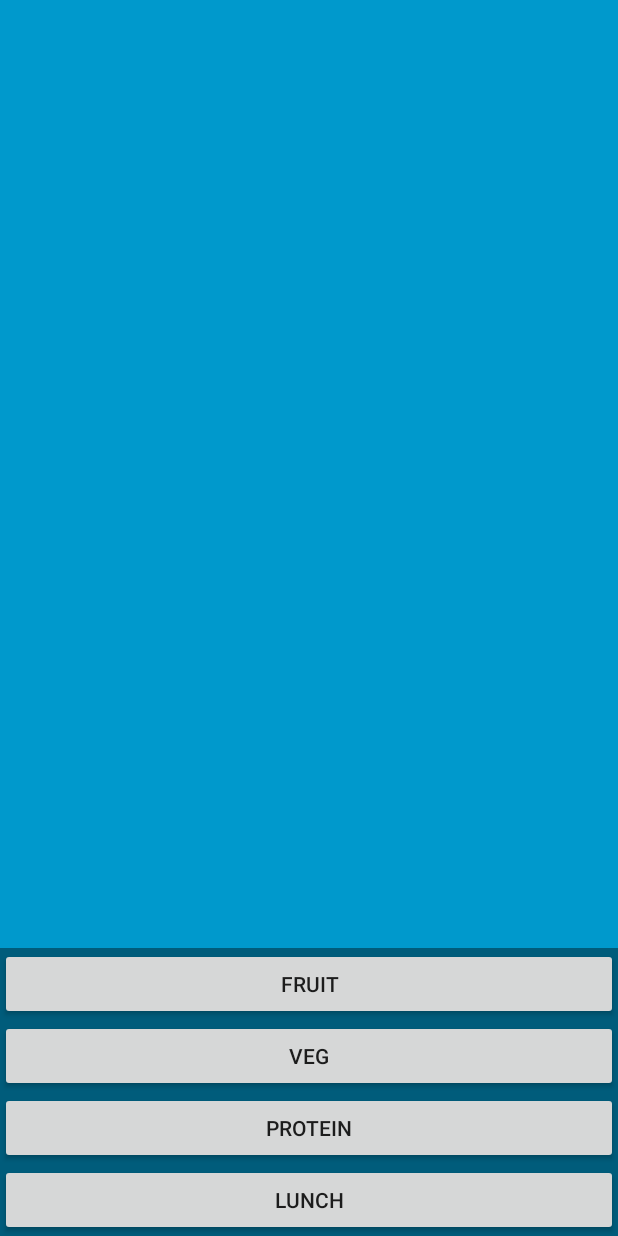
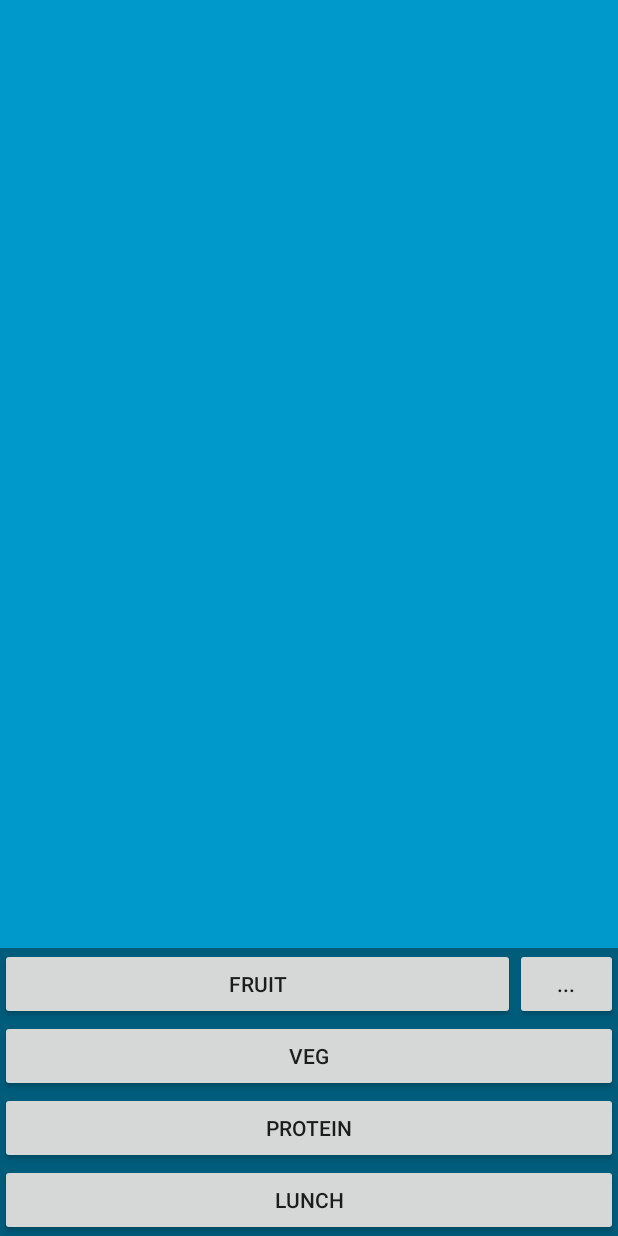
Before and after one commit to ChristianFieldhouse/RandomChoices, an Android app: the screen it shows after launch (FullscreenActivity), on a phone screen of 412 x 824 dp. Run offline under Robolectric (Android 15) with nearby library versions, the phone set to English and light mode, and no system bars.

Commit message:
Now user can add items to the fruit category - user lists are saved on disk

```diff
--- a/app/src/main/java/com/example/randomchoices/FullscreenActivity.java
+++ b/app/src/main/java/com/example/randomchoices/FullscreenActivity.java
@@ -2,9 +2,13 @@ package com.example.randomchoices;
 
 import androidx.appcompat.app.AppCompatActivity;
 
+import android.content.Context;
+import android.content.SharedPreferences;
 import android.os.Bundle;
+import android.view.KeyEvent;
 import android.view.View;
 import android.widget.Button;
+import android.widget.EditText;
 import android.widget.TextView;
 
 import java.util.ArrayList;
@@ -20,8 +24,6 @@ import static android.view.View.SYSTEM_UI_FLAG_IMMERSIVE_STICKY;
  * status bar and navigation/system bar) with user interaction.
  */
 public class FullscreenActivity extends AppCompatActivity {
-
-    private View mChoiceFrame;
     private ArrayList<String> fruit_array = new ArrayList<>(Arrays.asList(
             "Apples",
             "Oranges",
@@ -76,17 +78,75 @@ public class FullscreenActivity extends AppCompatActivity {
             "Tortilla"
     ));
 
+    private ArrayList<String> categories = new ArrayList<>(Arrays.asList(
+            "fruit",
+            "veg",
+            "protein",
+            "lunch"
+    ));
+
+    // default options
+    private ArrayList<ArrayList<String>> data = new ArrayList<>(Arrays.asList(
+            fruit_array,
+            veg_array,
+            protein_array,
+            lunch_array
+    ));
+
+    public boolean saveArray(String[] array, String arrayName, Context mContext) {
+        SharedPreferences prefs = mContext.getSharedPreferences(
+                getString(R.string.preference_file_key),  Context.MODE_PRIVATE);
+        SharedPreferences.Editor editor = prefs.edit();
+        editor.putInt(arrayName +"_size", array.length);
+        for(int i=0;i<array.length;i++)
+            editor.putString(arrayName + "_" + i, array[i]);
+        return editor.commit();
+    }
+    public String[] loadArray(String arrayName, Context mContext) {
+        SharedPreferences prefs = mContext.getSharedPreferences(
+                getString(R.string.preference_file_key),  Context.MODE_PRIVATE);
+        int size = prefs.getInt(arrayName + "_size", 0);
+        String array[] = new String[size];
+        for(int i=0;i<size;i++)
+            array[i] = prefs.getString(arrayName + "_" + i, null);
+        return array;
+    }
+
+    private void setResponse(String category){
+        int index = categories.indexOf(category);
+        mResponseText.setText(data.get(index).get(generator.nextInt(data.get(index).size())));
+    }
+
     private View mResponseFrame;
+    private View mChoiceFrame;
+    private View mOptionsFrame;
+    private String options_category;
     private TextView mResponseText;
     private Random generator;
     @Override
     protected void onCreate(Bundle savedInstanceState) {
         super.onCreate(savedInstanceState);
         setContentView(R.layout.activity_fullscreen);
+        final Context context = getApplicationContext();
+
+        ArrayList<String> saved_categories = new ArrayList<>(Arrays.asList(loadArray("categories", context)));
+        if (saved_categories.size() > 0){
+            categories = saved_categories;
+            data = new ArrayList<>(categories.size());
+        }
+
+        for (String category: categories){
+            ArrayList<String> saved_list =  new ArrayList<>(Arrays.asList(loadArray(category, context)));
+            if(saved_list.size() > 0){
+                data.set(categories.indexOf(category), saved_list);
+            }
+        }
+
         generator = new Random();
 
         mChoiceFrame = findViewById(R.id.product_choice_frame);
         mResponseFrame = findViewById(R.id.response_frame);
+        mOptionsFrame = findViewById(R.id.options_frame);
         mResponseText = findViewById(R.id.response_text);
 
         View decorView = getWindow().getDecorView();
@@ -104,34 +164,65 @@ public class FullscreenActivity extends AppCompatActivity {
         final Button fruit_button = findViewById(R.id.fruit_button);
         fruit_button.setOnClickListener(new View.OnClickListener() {
             public void onClick(View v) {
-                mResponseText.setText(fruit_array.get(generator.nextInt(fruit_array.size())));
+                setResponse("fruit");
                 showResponse();
             }
         });
         final Button veg_button = findViewById(R.id.veg_button);
         veg_button.setOnClickListener(new View.OnClickListener() {
             public void onClick(View v) {
-                mResponseText.setText(veg_array.get(generator.nextInt(veg_array.size())));
+                setResponse("veg");
                 showResponse();
             }
         });
         final Button lunch_button = findViewById(R.id.lunch_button);
         lunch_button.setOnClickListener(new View.OnClickListener() {
             public void onClick(View v) {
-                mResponseText.setText(lunch_array.get(generator.nextInt(lunch_array.size())));
+                setResponse("lunch");
                 showResponse();
             }
         });
         final Button protein_button = findViewById(R.id.protein_button);
         protein_button.setOnClickListener(new View.OnClickListener() {
             public void onClick(View v) {
-                mResponseText.setText(protein_array.get(generator.nextInt(protein_array.size())));
+                setResponse("protein");
                 showResponse();
             }
         });
 
         final Button acknowledge_button = findViewById(R.id.acknowledge_button);
         acknowledge_button.setOnClickListener(new View.OnClickListener() {
+            public void onClick(View v) {
+                showChoices();
+            }
+        });
+
+        final Button fruit_options_button = findViewById(R.id.fruit_options);
+        fruit_options_button.setOnClickListener(new View.OnClickListener() {
+            public void onClick(View v) {
+                showOptions("fruit");
+            }
+        });
+
+        final EditText add_option_text_input = (EditText) findViewById(R.id.add_option_text_input);
+        add_option_text_input.setOnKeyListener(new View.OnKeyListener() {
+            public boolean onKey(View v, int keyCode, KeyEvent event) {
+                // If the event is a key-down event on the "enter" button
+                if ((event.getAction() == KeyEvent.ACTION_DOWN) &&
+                        (keyCode == KeyEvent.KEYCODE_ENTER)) {
+                    // Perform action on key press
+
+                    data.get(categories.indexOf(options_category)).add(add_option_text_input.getText().toString());
+                    saveArray(data.get(categories.indexOf(options_category)).toArray(new String[0]), options_category, context);
+                    return true;
+                }
+
+                return false;
+            }
+        });
+
+        final Button save_options_button = findViewById(R.id.save_options_button);
+        save_options_button.setOnClickListener(new View.OnClickListener() {
             public void onClick(View v) {
                 showChoices();
             }
@@ -148,11 +239,19 @@ public class FullscreenActivity extends AppCompatActivity {
     protected void showResponse(){
         mResponseFrame.setVisibility(View.VISIBLE);
         mChoiceFrame.setVisibility(View.GONE);
+        //mOptionsFrame.setVisibility(View.VISIBLE);
     }
 
     protected void showChoices(){
+        mOptionsFrame.setVisibility(View.GONE);
         mResponseFrame.setVisibility(View.GONE);
         mChoiceFrame.setVisibility(View.VISIBLE);
+    }
+
+    protected void showOptions(String category){
+        options_category = category;
+        mChoiceFrame.setVisibility(View.GONE);
+        mOptionsFrame.setVisibility(View.VISIBLE);
     }
 
     @Override
--- a/app/src/main/res/layout/activity_fullscreen.xml
+++ b/app/src/main/res/layout/activity_fullscreen.xml
@@ -88,13 +88,25 @@
             android:orientation="vertical"
             tools:ignore="UselessParent">
 
-            <Button
-                android:id="@+id/fruit_button"
-                style="?metaButtonBarButtonStyle"
+            <LinearLayout
                 android:layout_width="fill_parent"
                 android:layout_height="wrap_content"
-                android:layout_weight="1"
-                android:text="@string/fruit"/>
+                >
+                <Button
+                    android:id="@+id/fruit_button"
+                    style="?metaButtonBarButtonStyle"
+                    android:layout_width="fill_parent"
+                    android:layout_height="wrap_content"
+                    android:layout_weight="1"
+                    android:text="@string/fruit"/>
+                <Button
+                    android:id="@+id/fruit_options"
+                    style="?metaButtonBarButtonStyle"
+                    android:layout_width="fill_parent"
+                    android:layout_height="wrap_content"
+                    android:layout_weight="5"
+                    android:text="@string/settings_string"/>
+            </LinearLayout>
             <Button
                 android:id="@+id/veg_button"
                 style="?metaButtonBarButtonStyle"
@@ -119,4 +131,35 @@
         </LinearLayout>
     </FrameLayout>
 
+
+    <FrameLayout
+        android:layout_width="match_parent"
+        android:layout_height="match_parent"
+        android:fitsSystemWindows="true"
+        android:visibility="gone"
+        android:id="@+id/options_frame">
+        <LinearLayout
+            style="?metaButtonBarStyle"
+            android:layout_width="match_parent"
+            android:layout_height="wrap_content"
+            android:layout_gravity="bottom|center_horizontal"
+            android:background="@color/black_overlay"
+            android:orientation="vertical"
+            tools:ignore="UselessParent">
+
+            <EditText
+                android:id="@+id/add_option_text_input"
+                android:layout_height="wrap_content"
+                android:layout_width="match_parent"
+                android:inputType="text"/>
+            <Button
+                android:id="@+id/save_options_button"
+                style="?metaButtonBarButtonStyle"
+                android:layout_height="wrap_content"
+                android:layout_width="match_parent"
+                android:text="@string/save_button_string"/>
+
+        </LinearLayout>
+    </FrameLayout>
+
 </FrameLayout>
--- a/app/src/main/res/values/strings.xml
+++ b/app/src/main/res/values/strings.xml
@@ -10,4 +10,7 @@
     <string name="response_text_string">response_text_string</string>
     <string name="acknowledge_button_text">OK</string>
     <string name="lunch">lunch</string>
+    <string name="preference_file_key">com.example.randomchoices.PREFERENCE_FILE_KEY</string>
+    <string name="settings_string">...</string>
+    <string name="save_button_string">save</string>
 </resources>
```
